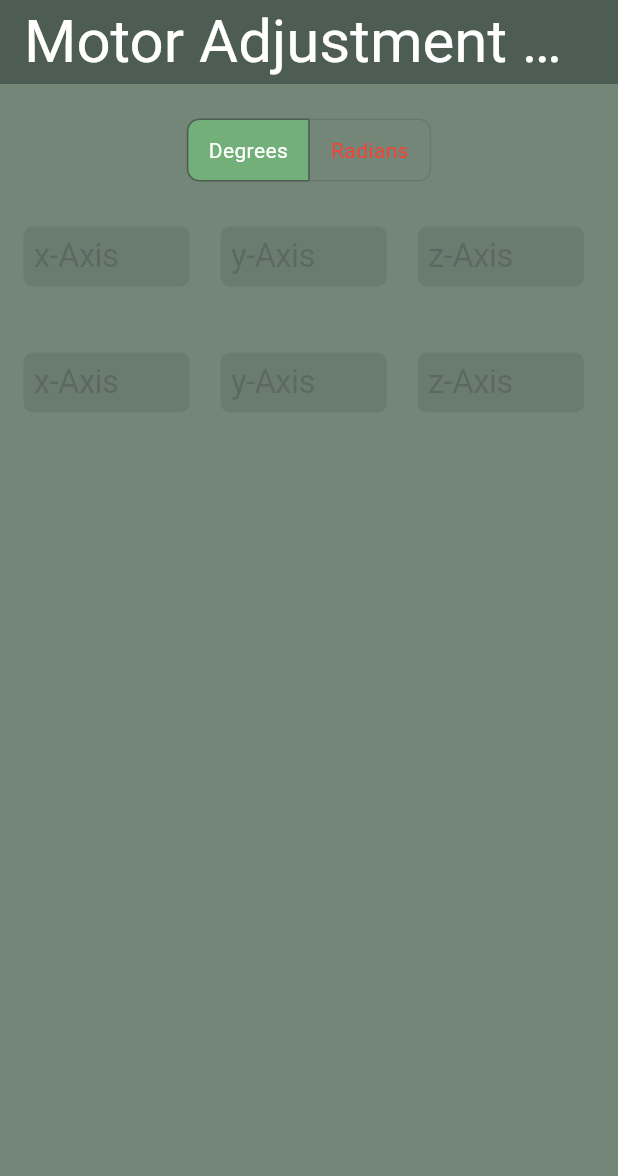
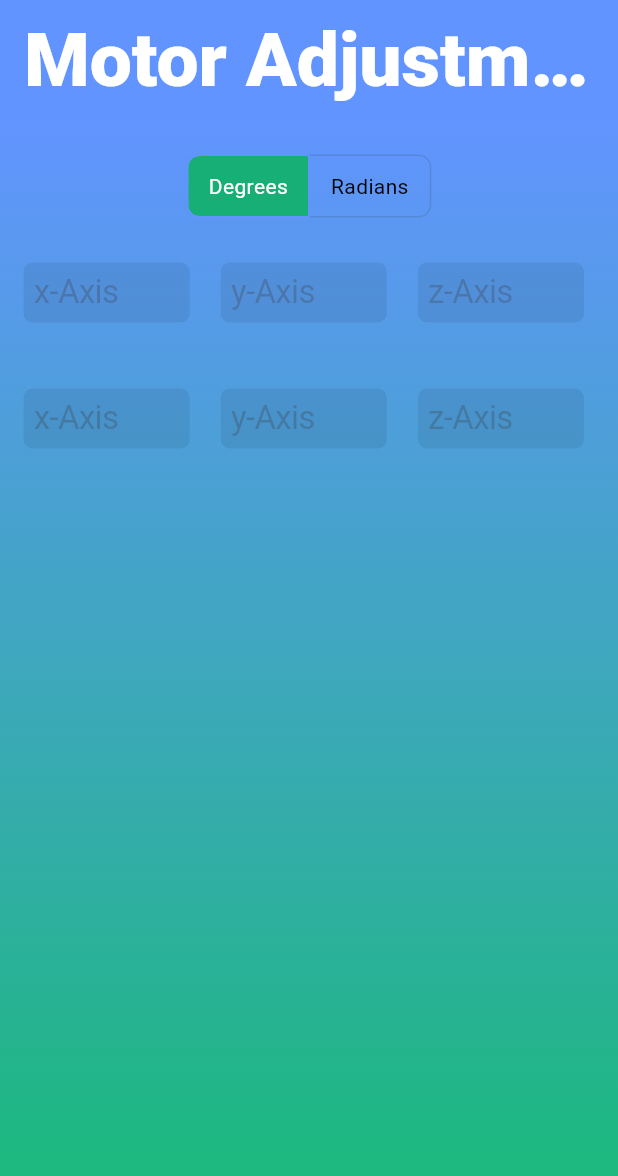
Before and after one commit to chintanvajariya/precision_alignment_app, a Flutter app: the screen it shows after launch, on a phone screen of 412 x 824 dp. Shown: the top 1176 px of the screen. Run offline on Flutter 3.47's test engine with Material 3 defaults, Android fonts, the phone set to English and light mode, and no system bars; missing offline and left inert: bitsdojo_window; generated files the repository leaves out were written again.

Commit message:
ui adjustment

```diff
--- a/lib/main.dart
+++ b/lib/main.dart
@@ -14,8 +14,8 @@ void main()  {
   });
 }
 
-Color sage = const Color.fromRGBO(115, 134, 120, 1);
-Color dark = const Color.fromRGBO(77,93,83, 94);
+Color sage = Color.fromARGB(255, 24, 187, 119);
+Color dark = Color.fromARGB(255, 98, 148, 255);
 //first is degrees, next is radians
 final List<bool> selectedAngle = <bool>[true, false];
 
@@ -73,9 +73,11 @@ class _HomePageState extends State<HomePage> {
           'Motor Adjustment App',
           style: TextStyle(
             color: Colors.white,
-            fontSize: 40,
+            fontSize: 50,
+            fontWeight: FontWeight.w800
           ),
         ),
+        toolbarHeight: 80,
         backgroundColor: dark,
       ),
       body: Container(
@@ -83,7 +85,7 @@ class _HomePageState extends State<HomePage> {
           gradient: LinearGradient(
             begin: Alignment.topCenter,
             end: Alignment.bottomCenter,
-            colors: [sage, sage]
+            colors: [dark, sage]
             ),
         ),
         child:  Center(
@@ -103,7 +105,7 @@ class _HomePageState extends State<HomePage> {
                 selectedBorderColor: dark,
                 selectedColor: Colors.white,
                 fillColor: sage.withGreen(175),
-                color: Colors.red,
+                color: Colors.black,
                 constraints: const BoxConstraints(
                   minHeight: 40.0,
                   minWidth: 80.0,
```
